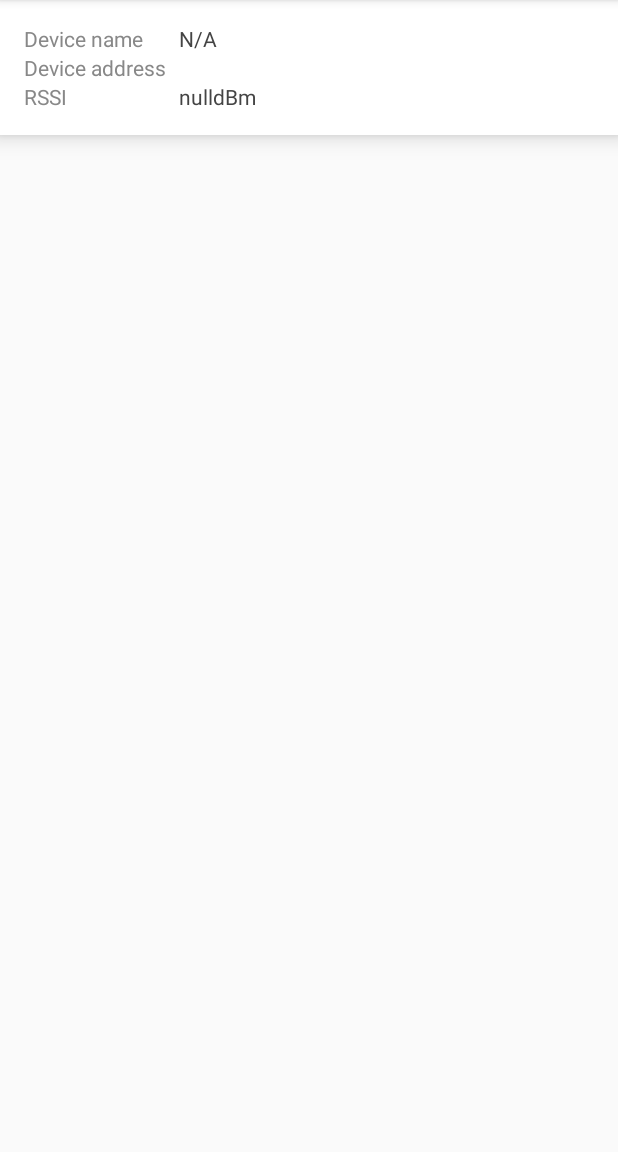
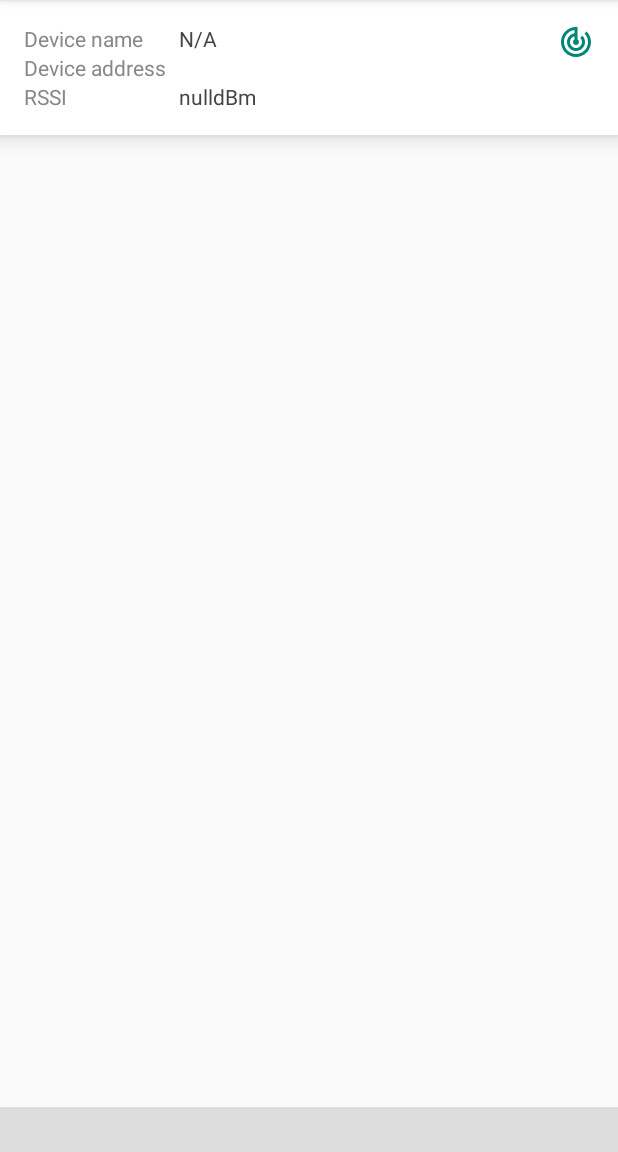
Before and after one commit to darekbx/bluetooth-sniffer, an Android app: the DeviceActivity screen opened directly, with no data from a screen before it, on a phone screen of 412 x 824 dp, the part 84-1236 px from its top. Run offline under Robolectric (Android 15) with nearby library versions, the phone set to English and light mode, and no system bars; our stand-ins replace data binding.

Commit message:
Device connect draft

```diff
--- a/app/src/main/java/com/bluetoothsniffer/ui/main/MainActivity.kt
+++ b/app/src/main/java/com/bluetoothsniffer/ui/main/MainActivity.kt
@@ -120,7 +120,7 @@ class MainActivity : AppCompatActivity() {
     }
 
     private fun setButtonIcon() {
-        val icon = if (listDevices.isScanning) android.R.drawable.ic_media_pause else android.R.drawable.ic_media_play
+        val icon = if (listDevices.isScanning) R.drawable.ic_stop else R.drawable.ic_play
         devices_action.setImageResource(icon)
     }
 
--- /dev/null
+++ b/app/src/main/res/drawable/ic_discover.xml
@@ -0,0 +1,9 @@
+<vector xmlns:android="http://schemas.android.com/apk/res/android"
+    android:width="24dp"
+    android:height="24dp"
+    android:viewportWidth="24"
+    android:viewportHeight="24">
+  <path
+      android:fillColor="@color/colorPrimary"
+      android:pathData="M19.07,4.93l-1.41,1.41C19.1,7.79 20,9.79 20,12c0,4.42 -3.58,8 -8,8s-8,-3.58 -8,-8c0,-4.08 3.05,-7.44 7,-7.93v2.02C8.16,6.57 6,9.03 6,12c0,3.31 2.69,6 6,6s6,-2.69 6,-6c0,-1.66 -0.67,-3.16 -1.76,-4.24l-1.41,1.41C15.55,9.9 16,10.9 16,12c0,2.21 -1.79,4 -4,4s-4,-1.79 -4,-4c0,-1.86 1.28,-3.41 3,-3.86v2.14c-0.6,0.35 -1,0.98 -1,1.72 0,1.1 0.9,2 2,2s2,-0.9 2,-2c0,-0.74 -0.4,-1.38 -1,-1.72V2h-1C6.48,2 2,6.48 2,12s4.48,10 10,10 10,-4.48 10,-10c0,-2.76 -1.12,-5.26 -2.93,-7.07z"/>
+</vector>
--- /dev/null
+++ b/app/src/main/res/drawable/ic_stop.xml
@@ -0,0 +1,9 @@
+<vector xmlns:android="http://schemas.android.com/apk/res/android"
+    android:width="24dp"
+    android:height="24dp"
+    android:viewportWidth="24"
+    android:viewportHeight="24">
+  <path
+      android:fillColor="@color/colorPrimary"
+      android:pathData="M6,6h12v12H6z"/>
+</vector>
--- a/app/src/main/res/layout/activity_device.xml
+++ b/app/src/main/res/layout/activity_device.xml
@@ -11,7 +11,6 @@
         android:orientation="vertical"
         android:layout_width="match_parent"
         android:layout_height="match_parent"
-        android:paddingBottom="20dp"
         android:clipToPadding="false">
 
         <androidx.constraintlayout.widget.ConstraintLayout
@@ -23,7 +22,7 @@
             app:layout_constraintEnd_toEndOf="parent"
             android:background="#fff"
             android:elevation="8dp"
-            android:padding="@dimen/inPadding"
+            android:paddingTop="@dimen/inPadding"
             >
             <TextView
                 android:id="@+id/device_name_label"
@@ -31,6 +30,7 @@
                 android:layout_height="wrap_content"
                 app:layout_constraintTop_toTopOf="parent"
                 app:layout_constraintStart_toStartOf="parent"
+                android:layout_marginStart="@dimen/inPadding"
                 android:text="@string/device_name_label"
                 style="@style/MediumLabel"
                 />
@@ -52,6 +52,7 @@
                 android:layout_height="wrap_content"
                 app:layout_constraintTop_toBottomOf="@id/device_name_label"
                 app:layout_constraintStart_toStartOf="parent"
+                android:layout_marginStart="@dimen/inPadding"
                 android:text="@string/device_address_label"
                 style="@style/MediumLabel"
                 />
@@ -73,6 +74,7 @@
                 android:layout_height="wrap_content"
                 app:layout_constraintTop_toBottomOf="@id/device_address_label"
                 app:layout_constraintStart_toStartOf="parent"
+                android:layout_marginStart="@dimen/inPadding"
                 android:text="@string/rssi_label"
                 style="@style/MediumLabel"
                 />
@@ -87,6 +89,48 @@
                 android:text="@{scanResult.rssi + `dBm`}"
                 style="@style/MediumText"
                 />
+
+            <ImageView
+                android:id="@+id/discover_action"
+                android:layout_width="wrap_content"
+                android:layout_height="wrap_content"
+                app:layout_constraintTop_toTopOf="parent"
+                app:layout_constraintEnd_toEndOf="parent"
+                android:layout_marginEnd="@dimen/inPadding"
+                android:src="@drawable/ic_discover"
+                android:onClick="onDiscoverClick"
+                />
+            <ProgressBar
+                android:id="@+id/discover_progress"
+                android:layout_width="0dp"
+                android:layout_height="10dp"
+                android:minHeight="10dp"
+                app:layout_constraintTop_toTopOf="parent"
+                app:layout_constraintStart_toStartOf="parent"
+                app:layout_constraintEnd_toEndOf="parent"
+                android:indeterminate="true"
+                android:layout_marginTop="69dp"
+                android:visibility="invisible"
+                style="?android:attr/progressBarStyleHorizontal"
+                />
+
         </androidx.constraintlayout.widget.ConstraintLayout>
+
+
+
+        <TextView
+            android:id="@+id/status_label"
+            android:layout_width="0dp"
+            android:layout_height="30dp"
+            app:layout_constraintBottom_toBottomOf="parent"
+            app:layout_constraintStart_toStartOf="parent"
+            app:layout_constraintEnd_toEndOf="parent"
+            android:paddingStart="@dimen/inPadding"
+            android:gravity="center_vertical"
+            tools:text="Unknown"
+            android:background="#ddd"
+            style="@style/MediumText"
+            />
+
     </androidx.constraintlayout.widget.ConstraintLayout>
 </layout>
--- a/app/src/main/res/layout/activity_main.xml
+++ b/app/src/main/res/layout/activity_main.xml
@@ -39,8 +39,7 @@
             app:layout_constraintBottom_toBottomOf="parent"
             app:layout_constraintEnd_toEndOf="parent"
             android:layout_marginEnd="@dimen/inPadding"
-            android:src="@android:drawable/ic_media_play"
-            android:tint="@color/colorPrimary"
+            android:src="@drawable/ic_play"
             android:onClick="onDevicesAction"
             />
         <ProgressBar
--- a/app/src/main/res/values/strings.xml
+++ b/app/src/main/res/values/strings.xml
@@ -13,4 +13,10 @@
     <string name="device_name_label">Device name</string>
     <string name="device_address_label">Device address</string>
     <string name="rssi_label">RSSI</string>
+
+    <string name="state_connecting">Connecting...</string>
+    <string name="state_connected">Connected</string>
+    <string name="state_disconnected">Disconnected</string>
+    <string name="state_disconnecting">Disconnecting...</string>
+    <string name="state_unknown">Unknown</string>
 </resources>
```
Also changed, not shown: app/src/main/java/com/bluetoothsniffer/ui/device/DeviceActivity.kt (+85 -0 lines), app/src/main/res/drawable/ic_play.xml (added, +9 -0 lines).
